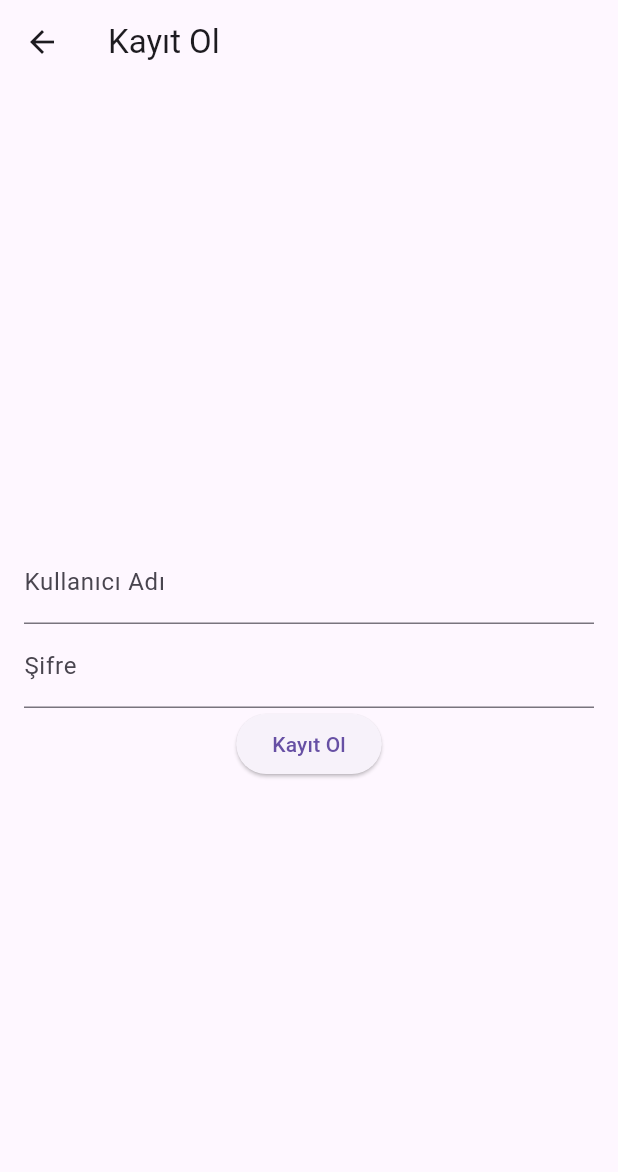
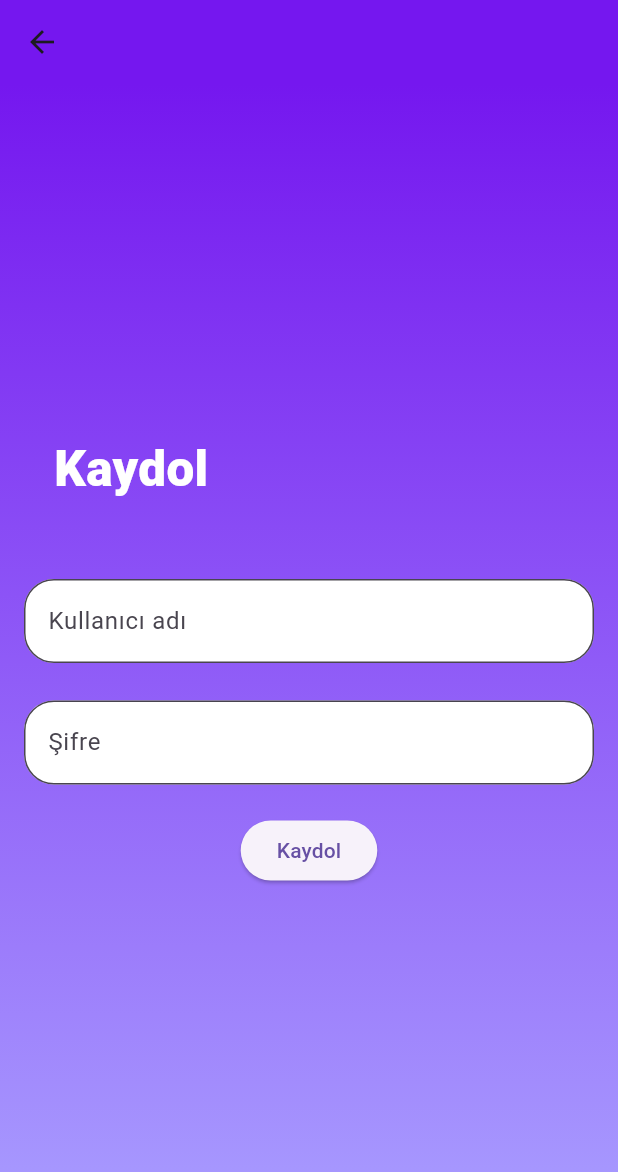
Before and after one commit to anilkrblt/musica, a Flutter app: the RegisterScreen screen opened by its route, on a phone screen of 412 x 824 dp. Shown: the top 1172 px of the screen. Run offline on Flutter 3.47's test engine with Material 3 defaults, Android fonts, the phone set to English and light mode, and no system bars; our stand-ins replace audioplayers, file_picker, marquee, palette_generator, sqflite; missing offline and left inert: dart:ffi, dart:html; accounts and stored records are empty; network calls fail.

Commit message:
yiğit kardeşimle giriş ve kayıt ekranlarını revize ettik. bu tasarımda mutabık kaldık.

```diff
--- a/lib/main.dart
+++ b/lib/main.dart
@@ -9,6 +9,8 @@ import 'package:musica/arama_sayfasi.dart';
 import 'package:musica/modeller/login_screen.dart';
 import 'package:musica/modeller/register_screen.dart';
 import 'package:musica/profil_sayfasi.dart';
+
+import 'modeller/account.dart';
 
 void main() => runApp(const MyApp());
 
@@ -28,8 +30,8 @@ class _MyAppState extends State<MyApp> {
       debugShowCheckedModeBanner: false,
       initialRoute: '/',
       routes: {
-        '/': (context) => const LoginScreen(),
-
+        '/': (context) => const Giris(),
+        '/LoginScreen':(context) => const LoginScreen(),
         '/AramaSayfasi':(context) => const Arama_Sayfasi(),
         '/RegisterScreen':(context) =>  const RegisterScreen(),
         //'/AnaSayfa':(context) => const AnaSayfa(username: ),
--- a/lib/modeller/register_screen.dart
+++ b/lib/modeller/register_screen.dart
@@ -1,8 +1,11 @@
 // ignore_for_file: use_build_context_synchronously
 
 import 'package:flutter/material.dart';
+import 'package:musica/ana_sayfa.dart';
 import 'package:musica/database/database_helper.dart';
 import 'package:musica/database/user_crud.dart';
+import 'package:musica/play_music_sayfasi.dart';
+import 'package:musica/profil_sayfasi.dart';
 
 class RegisterScreen extends StatefulWidget {
   const RegisterScreen({super.key});
@@ -61,26 +64,59 @@ class _RegisterScreenState extends State<RegisterScreen> {
   @override
   Widget build(BuildContext context) {
     return Scaffold(
-      appBar: AppBar(title: const Text('Kayıt Ol')),
-      body: Padding(
+      appBar: AppBar(backgroundColor: renk2()),
+      body: Container(decoration: genelTema(),
+        child: Padding(
           padding: const EdgeInsets.all(16.0),
           child: Column(
+            crossAxisAlignment: CrossAxisAlignment.start,
+
+            children: [
+              //Expanded(flex: 2 ,child: SizedBox(height: 50,)),
+
+              Expanded( flex: 10,
+                child: Column(
                   mainAxisAlignment: MainAxisAlignment.center,
+                  crossAxisAlignment: CrossAxisAlignment.start,
                   children: [
+                    Container(
+                      child: Text("Kaydol", style: TextStyle(color: beyaz(), fontWeight:FontWeight.w900, fontSize: 33 ),
+                      ),
+                      margin: EdgeInsets.only(left: 20, bottom: 50 ),
+                    ),
                     TextField(
                       controller: _usernameController,
-              decoration: const InputDecoration(labelText: 'Kullanıcı Adı'),
+                      decoration: const InputDecoration(labelText: 'Kullanıcı adı', filled: true,
+                          fillColor: Colors.white, border: OutlineInputBorder(
+                          borderRadius: BorderRadius.all(Radius.circular(20)),
+                        ), ),
+
+
                     ),
-            TextField(
+                    Padding(
+                      padding: const EdgeInsets.only(top: 25,bottom: 20),
+                      child: TextField(
+
                         controller: _passwordController,
-              decoration: const InputDecoration(labelText: 'Şifre'),
+                        decoration: const InputDecoration(labelText: 'Şifre', filled: true,  border: OutlineInputBorder(
+                          borderRadius: BorderRadius.all(Radius.circular(20)),
+                        ),
+                          fillColor: Colors.white, ),
                         obscureText: true,
                       ),
-            ElevatedButton(
+                    ),
+                    Center(
+                      child: ElevatedButton(
                         onPressed: _register,
-              child: const Text('Kayıt Ol'),
+                        child: const Text('Kaydol'),
+
+                      ),
                     ),
                     ],
+                ),
+              ),
+            ],
+          ),
         ),
       ),
     );
```
Also changed, not shown: lib/modeller/account.dart (added, +95 -0 lines), lib/modeller/login_screen.dart (+30 -10 lines). Lines whose indentation alone changed are shown as unchanged.
